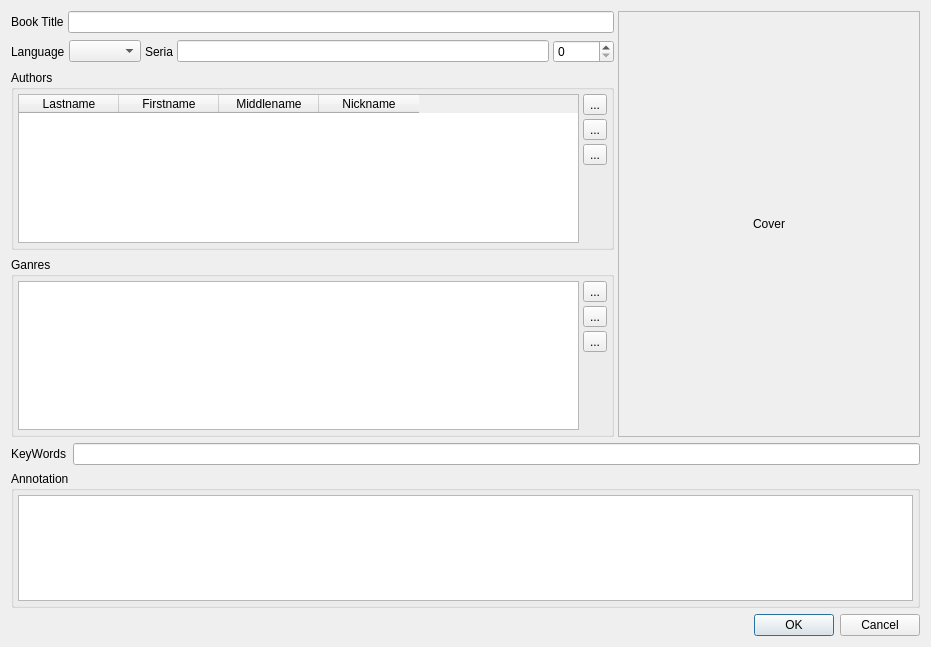
Above: freeLib/src/bookeditdlg.ui from vpoluyaktov/freeLib before the change. Below: the same form after it.
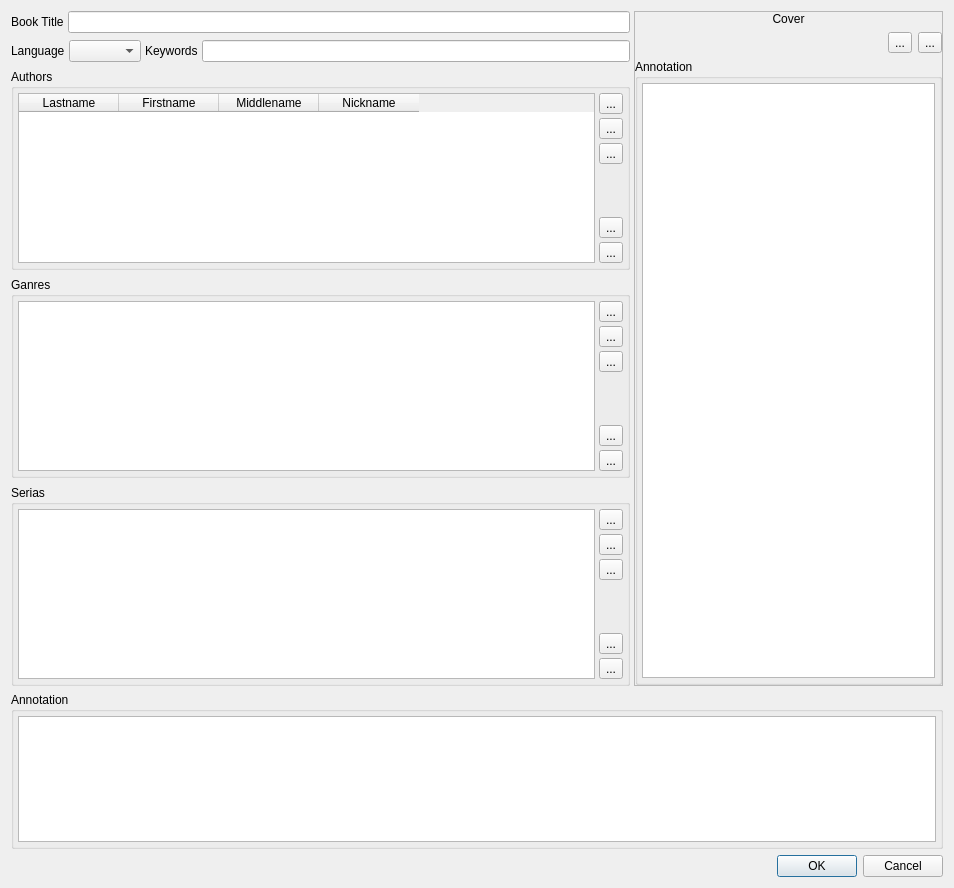
That is the form after the change.

Commit message: Improved (bookeditdlg): Внесены изменения в диалог правки метаданных книги.

Patch:
```diff
--- a/freeLib/src/bookeditdlg.ui
+++ b/freeLib/src/bookeditdlg.ui
@@ -9,8 +9,8 @@
    <rect>
     <x>0</x>
     <y>0</y>
-    <width>931</width>
-    <height>647</height>
+    <width>954</width>
+    <height>888</height>
    </rect>
   </property>
   <property name="windowTitle">
@@ -55,7 +55,7 @@
         <number>0</number>
        </property>
        <item>
-        <layout class="QHBoxLayout" name="horizontalLayout">
+        <layout class="QHBoxLayout" name="bookTitleHorizontalLayout">
          <property name="spacing">
           <number>4</number>
          </property>
@@ -67,7 +67,7 @@
           </widget>
          </item>
          <item>
-          <widget class="QLineEdit" name="book_name"/>
+          <widget class="QLineEdit" name="bookTitleLineEdit"/>
          </item>
         </layout>
        </item>
@@ -115,21 +115,14 @@
             <number>4</number>
            </property>
            <item>
-            <widget class="QLabel" name="label_3">
+            <widget class="QLabel" name="KeywordsLabel">
              <property name="text">
-              <string>Seria</string>
+              <string>Keywords</string>
              </property>
             </widget>
            </item>
            <item>
-            <widget class="QLineEdit" name="series"/>
-           </item>
-           <item>
-            <widget class="QSpinBox" name="num_in_series">
-             <property name="maximum">
-              <number>99999</number>
-             </property>
-            </widget>
+            <widget class="QLineEdit" name="keyWordsLineEdit"/>
            </item>
           </layout>
          </item>
@@ -216,6 +209,20 @@
               </property>
              </spacer>
             </item>
+            <item>
+             <widget class="QToolButton" name="toolButton_7">
+              <property name="text">
+               <string>...</string>
+              </property>
+             </widget>
+            </item>
+            <item>
+             <widget class="QToolButton" name="toolButton_8">
+              <property name="text">
+               <string>...</string>
+              </property>
+             </widget>
+            </item>
            </layout>
           </item>
          </layout>
@@ -281,6 +288,99 @@
               </property>
              </spacer>
             </item>
+            <item>
+             <widget class="QToolButton" name="toolButton_9">
+              <property name="text">
+               <string>...</string>
+              </property>
+             </widget>
+            </item>
+            <item>
+             <widget class="QToolButton" name="toolButton_10">
+              <property name="text">
+               <string>...</string>
+              </property>
+             </widget>
+            </item>
+           </layout>
+          </item>
+         </layout>
+        </widget>
+       </item>
+       <item>
+        <widget class="QGroupBox" name="seriasGroupBox">
+         <property name="title">
+          <string>Serias</string>
+         </property>
+         <layout class="QHBoxLayout" name="horizontalLayout_9" stretch="0,0">
+          <property name="spacing">
+           <number>4</number>
+          </property>
+          <property name="leftMargin">
+           <number>4</number>
+          </property>
+          <property name="topMargin">
+           <number>4</number>
+          </property>
+          <property name="rightMargin">
+           <number>4</number>
+          </property>
+          <property name="bottomMargin">
+           <number>4</number>
+          </property>
+          <item>
+           <widget class="QListView" name="seriasListView"/>
+          </item>
+          <item>
+           <layout class="QVBoxLayout" name="verticalLayout_3">
+            <item>
+             <widget class="QToolButton" name="toolButton_14">
+              <property name="text">
+               <string>...</string>
+              </property>
+             </widget>
+            </item>
+            <item>
+             <widget class="QToolButton" name="toolButton_13">
+              <property name="text">
+               <string>...</string>
+              </property>
+             </widget>
+            </item>
+            <item>
+             <widget class="QToolButton" name="toolButton_11">
+              <property name="text">
+               <string>...</string>
+              </property>
+             </widget>
+            </item>
+            <item>
+             <spacer name="verticalSpacer_3">
+              <property name="orientation">
+               <enum>Qt::Vertical</enum>
+              </property>
+              <property name="sizeHint" stdset="0">
+               <size>
+                <width>20</width>
+                <height>40</height>
+               </size>
+              </property>
+             </spacer>
+            </item>
+            <item>
+             <widget class="QToolButton" name="toolButton_12">
+              <property name="text">
+               <string>...</string>
+              </property>
+             </widget>
+            </item>
+            <item>
+             <widget class="QToolButton" name="toolButton_15">
+              <property name="text">
+               <string>...</string>
+              </property>
+             </widget>
+            </item>
            </layout>
           </item>
          </layout>
@@ -319,25 +419,66 @@
           </property>
          </widget>
         </item>
+        <item>
+         <layout class="QHBoxLayout" name="horizontalLayout_8">
+          <item>
+           <spacer name="horizontalSpacer">
+            <property name="orientation">
+             <enum>Qt::Horizontal</enum>
+            </property>
+            <property name="sizeHint" stdset="0">
+             <size>
+              <width>40</width>
+              <height>20</height>
+             </size>
+            </property>
+           </spacer>
+          </item>
+          <item>
+           <widget class="QToolButton" name="toolButton_17">
+            <property name="text">
+             <string>...</string>
+            </property>
+           </widget>
+          </item>
+          <item>
+           <widget class="QToolButton" name="toolButton_16">
+            <property name="text">
+             <string>...</string>
+            </property>
+           </widget>
+          </item>
+         </layout>
+        </item>
+        <item>
+         <widget class="QGroupBox" name="annotationGroupBox">
+          <property name="title">
+           <string>Annotation</string>
+          </property>
+          <layout class="QHBoxLayout" name="horizontalLayout">
+           <property name="leftMargin">
+            <number>4</number>
+           </property>
+           <property name="topMargin">
+            <number>4</number>
+           </property>
+           <property name="rightMargin">
+            <number>4</number>
+           </property>
+           <property name="bottomMargin">
+            <number>4</number>
+           </property>
+           <item>
+            <widget class="QPlainTextEdit" name="annotationPlainTextEdit"/>
+           </item>
+          </layout>
+         </widget>
+        </item>
        </layout>
       </widget>
      </item>
     </layout>
    </item>
-   <item>
-    <layout class="QHBoxLayout" name="horizontalLayout_8">
-     <item>
-      <widget class="QLabel" name="KeywordsLabel">
-       <property name="text">
-        <string>KeyWords</string>
-       </property>
-      </widget>
-     </item>
-     <item>
-      <widget class="QLineEdit" name="keyWordsLineEdit"/>
-     </item>
-    </layout>
-   </item>
    <item>
     <widget class="QGroupBox" name="groupBox_3">
      <property name="title">
```
Left out of the diff: 14 changed lines with no effect on the pictures.
